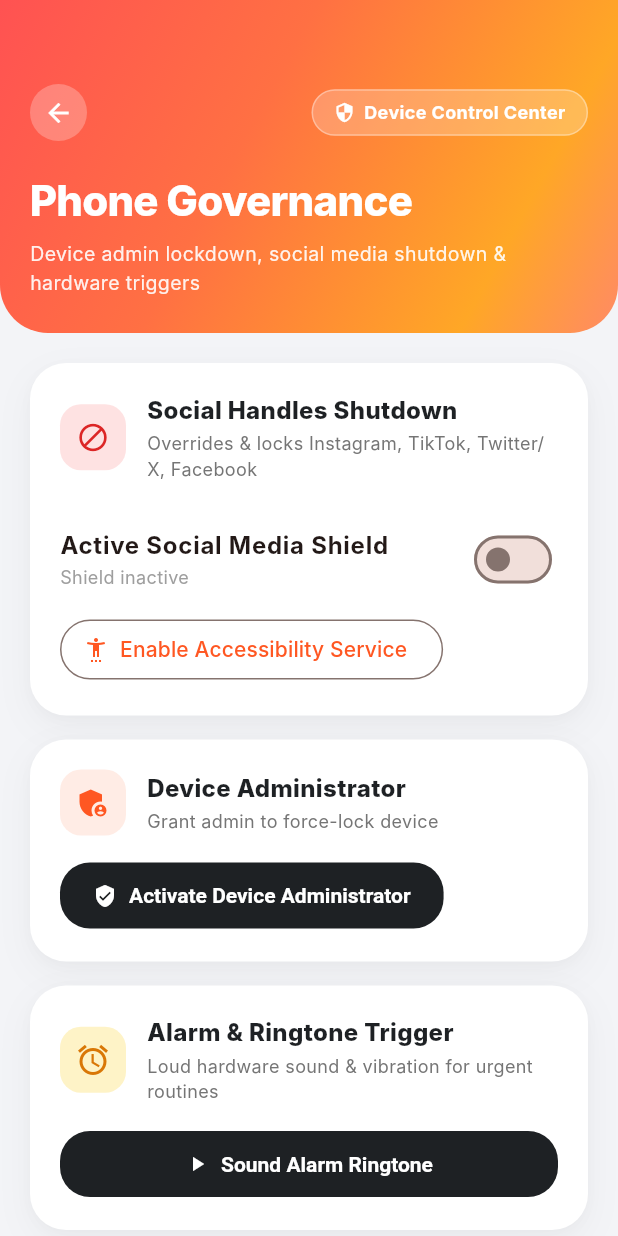
After one commit to HENOVATE-Tech/Personal-App, a Flutter app: the DeviceGovernanceScreen screen opened directly, on a phone screen of 412 x 824 dp. The commit adds this screen. Run offline on Flutter 3.47's test engine with Material 3 defaults, Android fonts, the phone set to English and light mode, and no system bars; Roboto replaces fonts that are missing (Inter).

Commit message:
feat(governance): implement native Device Administrator, Accessibility social shutdown, alarm ringtone, and phone dialer

```diff
--- /dev/null
+++ b/lib/features/governance/screens/device_governance_screen.dart
@@ -0,0 +1,416 @@
+import 'package:flutter/material.dart';
+import '../../../core/config/theme.dart';
+import '../../../core/services/device_control_service.dart';
+
+class DeviceGovernanceScreen extends StatefulWidget {
+  const DeviceGovernanceScreen({super.key});
+
+  @override
+  State<DeviceGovernanceScreen> createState() => _DeviceGovernanceScreenState();
+}
+
+class _DeviceGovernanceScreenState extends State<DeviceGovernanceScreen> {
+  bool _isAdminActive = false;
+  bool _isAccessibilityActive = false;
+  bool _isSocialShieldActive = false;
+  bool _isAlarmPlaying = false;
+  final _phoneController = TextEditingController(text: '+234');
+
+  @override
+  void initState() {
+    super.initState();
+    _checkStatus();
+  }
+
+  Future<void> _checkStatus() async {
+    final admin = await DeviceControlService.instance.isDeviceAdminActive();
+    final access = await DeviceControlService.instance.isAccessibilityActive();
+    if (mounted) {
+      setState(() {
+        _isAdminActive = admin;
+        _isAccessibilityActive = access;
+      });
+    }
+  }
+
+  @override
+  void dispose() {
+    _phoneController.dispose();
+    super.dispose();
+  }
+
+  @override
+  Widget build(BuildContext context) {
+    return Scaffold(
+      backgroundColor: AppTheme.creamCanvas,
+      body: CustomScrollView(
+        slivers: [
+          SliverToBoxAdapter(
+            child: Container(
+              padding: const EdgeInsets.fromLTRB(20, 56, 20, 24),
+              decoration: const BoxDecoration(
+                gradient: AppTheme.coralMeshGradient,
+                borderRadius: BorderRadius.only(
+                  bottomLeft: Radius.circular(32),
+                  bottomRight: Radius.circular(32),
+                ),
+              ),
+              child: Column(
+                crossAxisAlignment: CrossAxisAlignment.start,
+                children: [
+                  Row(
+                    mainAxisAlignment: MainAxisAlignment.spaceBetween,
+                    children: [
+                      GestureDetector(
+                        onTap: () => Navigator.of(context).pop(),
+                        child: Container(
+                          width: 38,
+                          height: 38,
+                          decoration: BoxDecoration(
+                            color: Colors.white.withOpacity(0.25),
+                            shape: BoxShape.circle,
+                          ),
+                          child: const Icon(Icons.arrow_back, color: Colors.white, size: 20),
+                        ),
+                      ),
+                      Container(
+                        padding: const EdgeInsets.symmetric(horizontal: 14, vertical: 6),
+                        decoration: BoxDecoration(
+                          color: Colors.white.withOpacity(0.22),
+                          borderRadius: BorderRadius.circular(20),
+                          border: Border.all(color: Colors.white.withOpacity(0.35)),
+                        ),
+                        child: const Row(
+                          children: [
+                            Icon(Icons.security, size: 14, color: Colors.white),
+                            SizedBox(width: 6),
+                            Text(
+                              'Device Control Center',
+                              style: TextStyle(
+                                color: Colors.white,
+                                fontWeight: FontWeight.w700,
+                                fontSize: 12,
+                              ),
+                            ),
+                          ],
+                        ),
+                      ),
+                    ],
+                  ),
+                  const SizedBox(height: 20),
+                  const Text(
+                    'Phone Governance',
+                    style: TextStyle(
+                      fontSize: 28,
+                      fontWeight: FontWeight.w800,
+                      color: Colors.white,
+                      letterSpacing: -0.5,
+                    ),
+                  ),
+                  const SizedBox(height: 6),
+                  Text(
+                    'Device admin lockdown, social media shutdown & hardware triggers',
+                    style: TextStyle(
+                      fontSize: 13,
+                      color: Colors.white.withOpacity(0.9),
+                    ),
+                  ),
+                ],
+              ),
+            ),
+          ),
+          SliverPadding(
+            padding: const EdgeInsets.fromLTRB(20, 20, 20, 100),
+            sliver: SliverList(
+              delegate: SliverChildListDelegate([
+                // 1. Social Media Override Shield
+                Container(
+                  padding: const EdgeInsets.all(20),
+                  decoration: AppTheme.floatingCardDecoration,
+                  child: Column(
+                    crossAxisAlignment: CrossAxisAlignment.start,
+                    children: [
+                      Row(
+                        children: [
+                          Container(
+                            width: 44,
+                            height: 44,
+                            decoration: BoxDecoration(
+                              color: const Color(0xFFFEE2E2),
+                              borderRadius: BorderRadius.circular(14),
+                            ),
+                            child: const Icon(Icons.block, color: Color(0xFFDC2626), size: 22),
+                          ),
+                          const SizedBox(width: 14),
+                          Expanded(
+                            child: Column(
+                              crossAxisAlignment: CrossAxisAlignment.start,
+                              children: [
+                                const Text(
+                                  'Social Handles Shutdown',
+                                  style: TextStyle(
+                                    fontWeight: FontWeight.w800,
+                                    fontSize: 16,
+                                    color: AppTheme.darkCharcoal,
+                                  ),
+                                ),
+                                const SizedBox(height: 2),
+                                Text(
+                                  'Overrides & locks Instagram, TikTok, Twitter/X, Facebook',
+                                  style: TextStyle(fontSize: 12, color: Colors.grey.shade600),
+                                ),
+                              ],
+                            ),
+                          ),
+                        ],
+                      ),
+                      const SizedBox(height: 16),
+                      SwitchListTile(
+                        contentPadding: EdgeInsets.zero,
+                        title: const Text('Active Social Media Shield', style: TextStyle(fontWeight: FontWeight.w700)),
+                        subtitle: Text(
+                          _isSocialShieldActive ? 'Shutdown active: distracting apps blocked' : 'Shield inactive',
+                          style: TextStyle(fontSize: 12, color: _isSocialShieldActive ? const Color(0xFFDC2626) : Colors.grey),
+                        ),
+                        value: _isSocialShieldActive,
+                        activeColor: const Color(0xFFDC2626),
+                        onChanged: (val) async {
+                          if (!_isAccessibilityActive && val) {
+                            await DeviceControlService.instance.openAccessibilitySettings();
+                            if (mounted) {
+                              ScaffoldMessenger.of(context).showSnackBar(
+                                const SnackBar(content: Text('Please enable "Personal Life OS" in Accessibility Settings to enforce app shutdown.')),
+                              );
+                            }
+                            return;
+                          }
+                          await DeviceControlService.instance.setSocialMediaShield(val);
+                          setState(() => _isSocialShieldActive = val);
+                        },
+                      ),
+                      if (!_isAccessibilityActive)
+                        OutlinedButton.icon(
+                          icon: const Icon(Icons.settings_accessibility, size: 16),
+                          label: const Text('Enable Accessibility Service'),
+                          onPressed: () async {
+                            await DeviceControlService.instance.openAccessibilitySettings();
+                            await _checkStatus();
+                          },
+                        ),
+                    ],
+                  ),
+                ),
+
+                const SizedBox(height: 16),
+
+                // 2. Full Device Administrator Lockdown
+                Container(
+                  padding: const EdgeInsets.all(20),
+                  decoration: AppTheme.floatingCardDecoration,
+                  child: Column(
+                    crossAxisAlignment: CrossAxisAlignment.start,
+                    children: [
+                      Row(
+                        children: [
+                          Container(
+                            width: 44,
+                            height: 44,
+                            decoration: BoxDecoration(
+                              color: AppTheme.peachPillBg,
+                              borderRadius: BorderRadius.circular(14),
+                            ),
+                            child: const Icon(Icons.admin_panel_settings, color: AppTheme.coralPrimary, size: 24),
+                          ),
+                          const SizedBox(width: 14),
+                          Expanded(
+                            child: Column(
+                              crossAxisAlignment: CrossAxisAlignment.start,
+                              children: [
+                                const Text(
+                                  'Device Administrator',
+                                  style: TextStyle(
+                                    fontWeight: FontWeight.w800,
+                                    fontSize: 16,
+                                    color: AppTheme.darkCharcoal,
+                                  ),
+                                ),
+                                const SizedBox(height: 2),
+                                Text(
+                                  _isAdminActive ? 'Admin mode granted' : 'Grant admin to force-lock device',
+                                  style: TextStyle(fontSize: 12, color: Colors.grey.shade600),
+                                ),
+                              ],
+                            ),
+                          ),
+                        ],
+                      ),
+                      const SizedBox(height: 16),
+                      if (!_isAdminActive)
+                        ElevatedButton.icon(
+                          icon: const Icon(Icons.verified_user, size: 16),
+                          label: const Text('Activate Device Administrator'),
+                          style: ElevatedButton.styleFrom(
+                            backgroundColor: AppTheme.darkCharcoal,
+                            foregroundColor: Colors.white,
+                          ),
+                          onPressed: () async {
+                            await DeviceControlService.instance.requestDeviceAdmin();
+                            await _checkStatus();
+                          },
+                        )
+                      else ...[
+                        OutlinedButton.icon(
+                          icon: const Icon(Icons.lock, color: AppTheme.coralPrimary, size: 16),
+                          label: const Text('Force Lock Phone Now', style: TextStyle(color: AppTheme.coralPrimary)),
+                          style: OutlinedButton.styleFrom(side: const BorderSide(color: AppTheme.coralPrimary)),
+                          onPressed: () async {
+                            await DeviceControlService.instance.lockPhone();
+                          },
+                        ),
+                      ],
+                    ],
+                  ),
+                ),
+
+                const SizedBox(height: 16),
+
+                // 3. Hardware Ringtone & Alarm Trigger
+                Container(
+                  padding: const EdgeInsets.all(20),
+                  decoration: AppTheme.floatingCardDecoration,
+                  child: Column(
+                    crossAxisAlignment: CrossAxisAlignment.start,
+                    children: [
+                      Row(
+                        children: [
+                          Container(
+                            width: 44,
+                            height: 44,
+                            decoration: BoxDecoration(
+                              color: const Color(0xFFFEF3C7),
+                              borderRadius: BorderRadius.circular(14),
+                            ),
+                            child: const Icon(Icons.alarm, color: Color(0xFFD97706), size: 24),
+                          ),
+                          const SizedBox(width: 14),
+                          Expanded(
+                            child: Column(
+                              crossAxisAlignment: CrossAxisAlignment.start,
+                              children: [
+                                const Text(
+                                  'Alarm & Ringtone Trigger',
+                                  style: TextStyle(
+                                    fontWeight: FontWeight.w800,
+                                    fontSize: 16,
+                                    color: AppTheme.darkCharcoal,
+                                  ),
+                                ),
+                                const SizedBox(height: 2),
+                                Text(
+                                  'Loud hardware sound & vibration for urgent routines',
+                                  style: TextStyle(fontSize: 12, color: Colors.grey.shade600),
+                                ),
+                              ],
+                            ),
+                          ),
+                        ],
+                      ),
+                      const SizedBox(height: 16),
+                      Row(
+                        children: [
+                          Expanded(
+                            child: ElevatedButton.icon(
+                              icon: Icon(_isAlarmPlaying ? Icons.stop : Icons.play_arrow, size: 16),
+                              label: Text(_isAlarmPlaying ? 'Stop Ringtone' : 'Sound Alarm Ringtone'),
+                              style: ElevatedButton.styleFrom(
+                                backgroundColor: _isAlarmPlaying ? const Color(0xFFDC2626) : AppTheme.darkCharcoal,
+                                foregroundColor: Colors.white,
+                              ),
+                              onPressed: () async {
+                                if (_isAlarmPlaying) {
+                                  await DeviceControlService.instance.stopAlarmRingtone();
+                                  setState(() => _isAlarmPlaying = false);
+                                } else {
+                                  await DeviceControlService.instance.playAlarmRingtone();
+                                  setState(() => _isAlarmPlaying = true);
+                                }
+                              },
+                            ),
+                          ),
+                        ],
+                      ),
+                    ],
+                  ),
+                ),
+
+                const SizedBox(height: 16),
+
+                // 4. Trigger Direct Phone Call
+                Container(
+                  padding: const EdgeInsets.all(20),
+                  decoration: AppTheme.floatingCardDecoration,
+                  child: Column(
+                    crossAxisAlignment: CrossAxisAlignment.start,
+                    children: [
+                      Row(
+                        children: [
+                          Container(
+                            width: 44,
+                            height: 44,
+                            decoration: BoxDecoration(
+                              color: const Color(0xFFD1FAE5),
+                              borderRadius: BorderRadius.circular(14),
+                            ),
+                            child: const Icon(Icons.call, color: Color(0xFF059669), size: 24),
+                          ),
+                          const SizedBox(width: 14),
+                          Expanded(
+                            child: Column(
+                              crossAxisAlignment: CrossAxisAlignment.start,
+                              children: [
+                                const Text(
+                                  'Trigger Phone Call',
+                                  style: TextStyle(
+                                    fontWeight: FontWeight.w800,
+                                    fontSize: 16,
+                                    color: AppTheme.darkCharcoal,
+                                  ),
+                                ),
+                                const SizedBox(height: 2),
+                                Text(
+                                  'Launch system dialer for accountability partners',
+                                  style: TextStyle(fontSize: 12, color: Colors.grey.shade600),
+                                ),
+                              ],
+                            ),
+                          ),
+                        ],
+                      ),
+                      const SizedBox(height: 16),
+                      TextField(
+                        controller: _phoneController,
+                        keyboardType: TextInputType.phone,
+                        decoration: InputDecoration(
+                          labelText: 'Phone Number',
+                          suffixIcon: IconButton(
+                            icon: const Icon(Icons.phone_forwarded, color: Color(0xFF059669)),
+                            onPressed: () {
+                              final num = _phoneController.text.trim();
+                              if (num.isNotEmpty) {
+                                DeviceControlService.instance.triggerCall(num);
+                              }
+                            },
+                          ),
+                        ),
+                      ),
+                    ],
+                  ),
+                ),
+              ]),
+            ),
+          ),
+        ],
+      ),
+    );
+  }
+}
--- a/lib/features/more/screens/more_hub_screen.dart
+++ b/lib/features/more/screens/more_hub_screen.dart
@@ -7,6 +7,7 @@ import '../../learning/screens/reading_library_screen.dart';
 import '../../health/screens/health_hub_screen.dart';
 import '../../settings/screens/settings_screen.dart';
 import '../../analytics/screens/insights_screen.dart';
+import '../../governance/screens/device_governance_screen.dart';
 
 class MoreHubScreen extends StatelessWidget {
   const MoreHubScreen({super.key});
@@ -148,6 +149,15 @@ class MoreHubScreen extends StatelessWidget {
                 ),
                 _buildHubCard(
                   context,
+                  icon: Icons.security,
+                  iconColor: const Color(0xFFDC2626),
+                  badge: 'DEVICE CONTROL',
+                  title: 'Phone Governance & Focus Shield',
+                  subtitle: 'Device administrator lockdown, social handles shutdown, alarm triggers',
+                  destination: const DeviceGovernanceScreen(),
+                ),
+                _buildHubCard(
+                  context,
                   icon: Icons.shield_outlined,
                   iconColor: AppTheme.slateNavy,
                   badge: 'SECURITY',
```
Also changed, not shown: lib/core/services/device_control_service.dart (added, +98 -0 lines), 7 other files.
